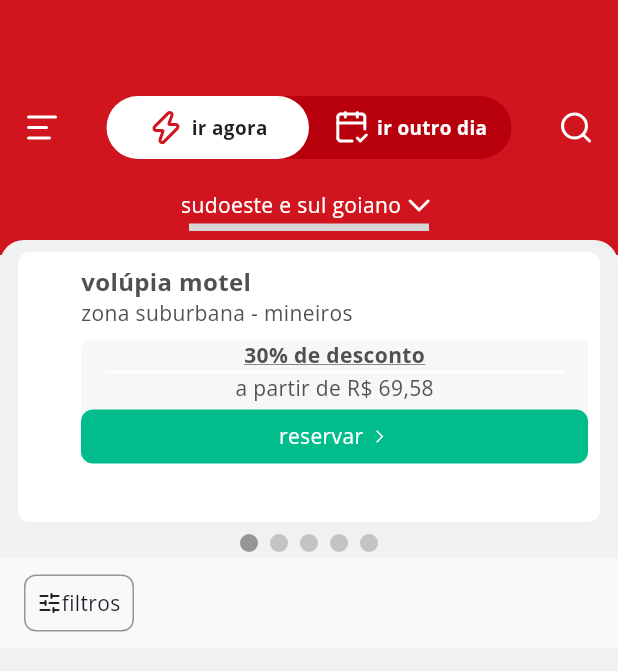
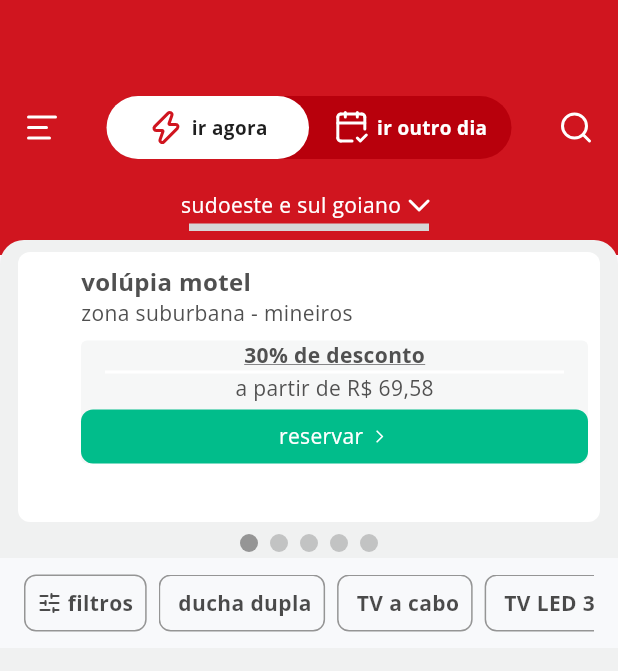
Before and after one commit to Mardem/guia-moteis, a Flutter app: the screen it shows after launch, on a phone screen of 412 x 824 dp. Shown: the top 671 px of the screen. Run offline on Flutter 3.47's test engine with Material 3 defaults, Android fonts, the phone set to English and light mode, and no system bars; drawn by our look-alikes of cached_network_image, flutter_carousel_widget; our stand-ins replace flutter_lucide, get_it, google_fonts, logger; missing offline and left inert: dotted_dashed_line; network calls fail; grey boxes are pictures that could not be loaded.

Commit message:
feat: Adicionando lista de filtros

```diff
--- /dev/null
+++ b/lib/modules/home/data/constants/filters.dart
@@ -0,0 +1,18 @@
+class HomeFilters {
+  static List<Map<String, dynamic>> filters = [
+    {'name': 'ducha dupla'},
+    {'name': 'TV a cabo'},
+    {'name': 'TV LED 32'},
+    {'name': 'iluminação por leds'},
+    {'name': 'garagem coletiva'},
+    {'name': 'som AM/FM'},
+    {'name': '3 canais eróticos'},
+    {'name': 'bluetooth'},
+    {'name': 'espelho no teto'},
+    {'name': 'acesso à suíte via escadas'},
+    {'name': 'frigobar'},
+    {'name': 'ar-condicionado split'},
+    {'name': 'WI-FI'},
+    {'name': 'secador de cabelo'}
+  ];
+}
--- /dev/null
+++ b/lib/modules/home/presentation/components/filters/home_filter_card.dart
@@ -0,0 +1,49 @@
+import 'package:flutter/material.dart';
+import 'package:google_fonts/google_fonts.dart';
+
+import '../../../../../design_system/design_system.dart';
+
+class HomeFilterCard extends StatelessWidget {
+  const HomeFilterCard({
+    super.key,
+    required this.title,
+    this.onPressed,
+    this.icon,
+  });
+
+  final String title;
+  final VoidCallback? onPressed;
+  final Icon? icon;
+
+  @override
+  Widget build(BuildContext context) {
+    return GestureDetector(
+      onTap: () => onPressed == null ? () {} : onPressed!(),
+      child: Container(
+        padding: const EdgeInsets.all(8),
+        decoration: BoxDecoration(
+          borderRadius: BorderRadius.circular(8),
+          border: Border.all(
+            color: AppColors.darkGrey,
+            width: 1,
+          ),
+        ),
+        child: Row(
+          children: [
+            icon ?? const SizedBox.shrink(),
+            const SizedBox(width: 4),
+            Text(
+              title,
+              style: GoogleFonts.openSans(
+                textStyle: TextStyle(
+                  fontWeight: FontWeight.bold,
+                  color: AppColors.black.withOpacity(.8),
+                ),
+              ),
+            ),
+          ],
+        ),
+      ),
+    );
+  }
+}
--- /dev/null
+++ b/lib/modules/home/presentation/components/filters/home_filter_list.dart
@@ -0,0 +1,33 @@
+import 'package:flutter/material.dart';
+
+import '../../../../../main.dart';
+import '../../../data/constants/filters.dart';
+import 'home_filter_card.dart';
+
+class HomeFilterList extends StatelessWidget {
+  const HomeFilterList({super.key});
+
+  @override
+  Widget build(BuildContext context) {
+    return Container(
+      margin: const EdgeInsets.symmetric(vertical: 11),
+      child: ListView.builder(
+        scrollDirection: Axis.horizontal,
+        itemBuilder: (BuildContext context, int index) {
+          final String title = HomeFilters.filters[index]['name'];
+
+          return Container(
+            margin: const EdgeInsets.only(right: 8),
+            child: HomeFilterCard(
+              title: title,
+              onPressed: () => logger.i(
+                'Filtro selecionado: $title',
+              ),
+            ),
+          );
+        },
+        itemCount: HomeFilters.filters.length,
+      ),
+    );
+  }
+}
--- a/lib/modules/home/presentation/home_presentation.dart
+++ b/lib/modules/home/presentation/home_presentation.dart
@@ -1,11 +1,14 @@
 import 'package:flutter/material.dart';
 import 'package:flutter_carousel_widget/flutter_carousel_widget.dart';
 import 'package:flutter_lucide/flutter_lucide.dart';
+import 'package:guia_moteis/design_system/tokens/colors.dart';
 import 'package:guia_moteis/modules/home/presentation/components/home_body.dart';
 
 import '../../../design_system/core/app_bar.dart';
 import '../../../design_system/design_system.dart';
 import '../../../main.dart';
+import 'components/filters/home_filter_card.dart';
+import 'components/filters/home_filter_list.dart';
 import 'components/home_card.dart';
 
 class HomePresentation extends StatelessWidget {
@@ -54,24 +57,18 @@ class HomePresentation extends StatelessWidget {
                       child: Row(
                         children: <Widget>[
                           Container(
-                            padding: const EdgeInsets.all(8),
-                            decoration: BoxDecoration(
-                              borderRadius: BorderRadius.circular(8),
-                              border: Border.all(
-                                color: AppColors.darkGrey,
-                                width: 1,
+                            margin: const EdgeInsets.only(right: 8),
+                            child: HomeFilterCard(
+                              icon: Icon(
+                                LucideIcons.sliders_horizontal,
+                                size: 16,
+                                color: AppColors.black.withOpacity(.8),
                               ),
-                            ),
-                            child: const Row(
-                              children: [
-                                Icon(
-                                  LucideIcons.sliders_horizontal,
-                                  size: 16,
-                                ),
-                                Text('filtros'),
-                              ],
+                              title: 'filtros',
+                              onPressed: () => logger.i('Filtros selecionado'),
                             ),
                           ),
+                          const Expanded(child: HomeFilterList())
                         ],
                       ),
                     )
```
